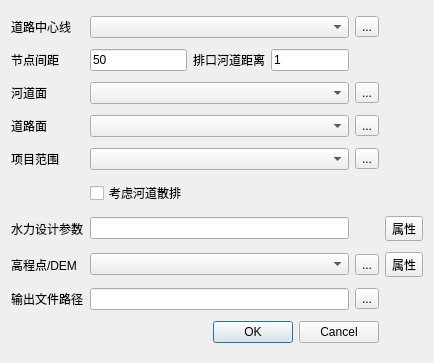
This is rs_designer/ui/rs_one_dialog.ui in Zhiyu014/RS_designer as Qt 5 draws it before an edit. The edited form follows.
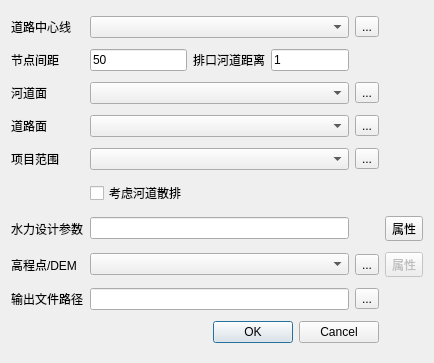
This is the edited form.

```diff
--- a/rs_designer/ui/rs_one_dialog.ui
+++ b/rs_designer/ui/rs_one_dialog.ui
@@ -164,7 +164,7 @@
    <item row="7" column="5">
     <widget class="QToolButton" name="inputButton5_2">
      <property name="enabled">
-      <bool>true</bool>
+      <bool>false</bool>
      </property>
      <property name="text">
       <string>属性</string>
```
Left out of the diff: 2 changed lines with no effect on the pictures.
